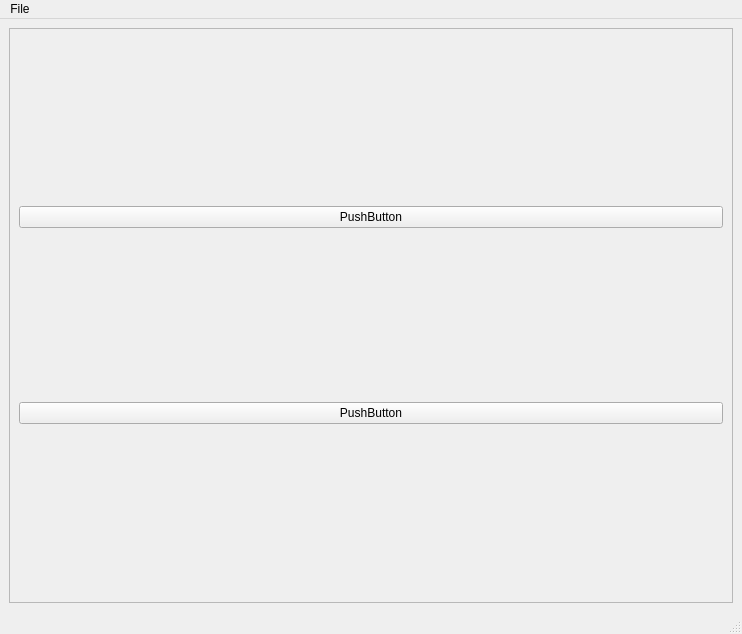
Above: UI/animation_creator.ui from Fliishy/Qt_Animation_Creator before the change. Below: the same form after it.
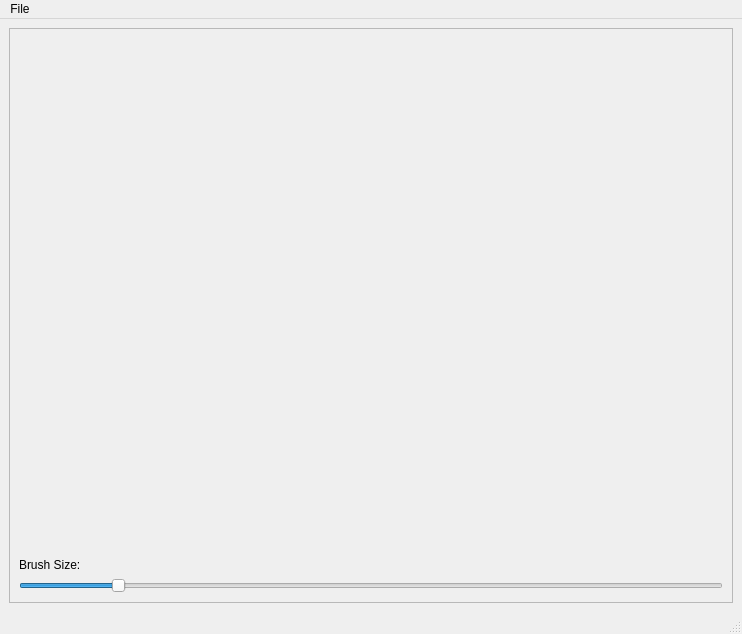
That is the form after the change.

Commit message: Added a brush size slider that updates the brush size. Moved the pen initilisation out of the mouseMoveEvent so that the pen size slider works correctly.

What changed in the file:
```diff
--- a/UI/animation_creator.ui
+++ b/UI/animation_creator.ui
@@ -27,20 +27,63 @@
        <enum>QFrame::Raised</enum>
       </property>
       <layout class="QGridLayout" name="gridLayout_2">
-       <item row="0" column="0">
-        <widget class="QPushButton" name="pushButton">
+       <item row="1" column="1">
+        <widget class="QLabel" name="label">
+         <property name="sizePolicy">
+          <sizepolicy hsizetype="Preferred" vsizetype="Fixed">
+           <horstretch>0</horstretch>
+           <verstretch>0</verstretch>
+          </sizepolicy>
+         </property>
          <property name="text">
-          <string>PushButton</string>
+          <string>Brush Size:</string>
          </property>
         </widget>
        </item>
-       <item row="1" column="0">
-        <widget class="QPushButton" name="pushButton_2">
-         <property name="text">
-          <string>PushButton</string>
+       <item row="2" column="1">
+        <widget class="QSlider" name="h_slider_brushSize">
+         <property name="sizePolicy">
+          <sizepolicy hsizetype="Preferred" vsizetype="Fixed">
+           <horstretch>0</horstretch>
+           <verstretch>0</verstretch>
+          </sizepolicy>
          </property>
+         <property name="minimumSize">
+          <size>
+           <width>130</width>
+           <height>0</height>
+          </size>
+         </property>
+         <property name="maximum">
+          <number>30</number>
+         </property>
+         <property name="value">
+          <number>4</number>
+         </property>
+         <property name="orientation">
+          <enum>Qt::Horizontal</enum>
+         </property>
+         <property name="tickPosition">
+          <enum>QSlider::NoTicks</enum>
+         </property>
+         <property name="tickInterval">
+          <number>12</number>
+         </property>
         </widget>
        </item>
+       <item row="0" column="1">
+        <spacer name="verticalSpacer">
+         <property name="orientation">
+          <enum>Qt::Vertical</enum>
+         </property>
+         <property name="sizeHint" stdset="0">
+          <size>
+           <width>20</width>
+           <height>40</height>
+          </size>
+         </property>
+        </spacer>
+       </item>
       </layout>
      </widget>
     </item>
```
Left out of the diff: 6 changed lines with no effect on the pictures. The commit also changes 5 other files.
